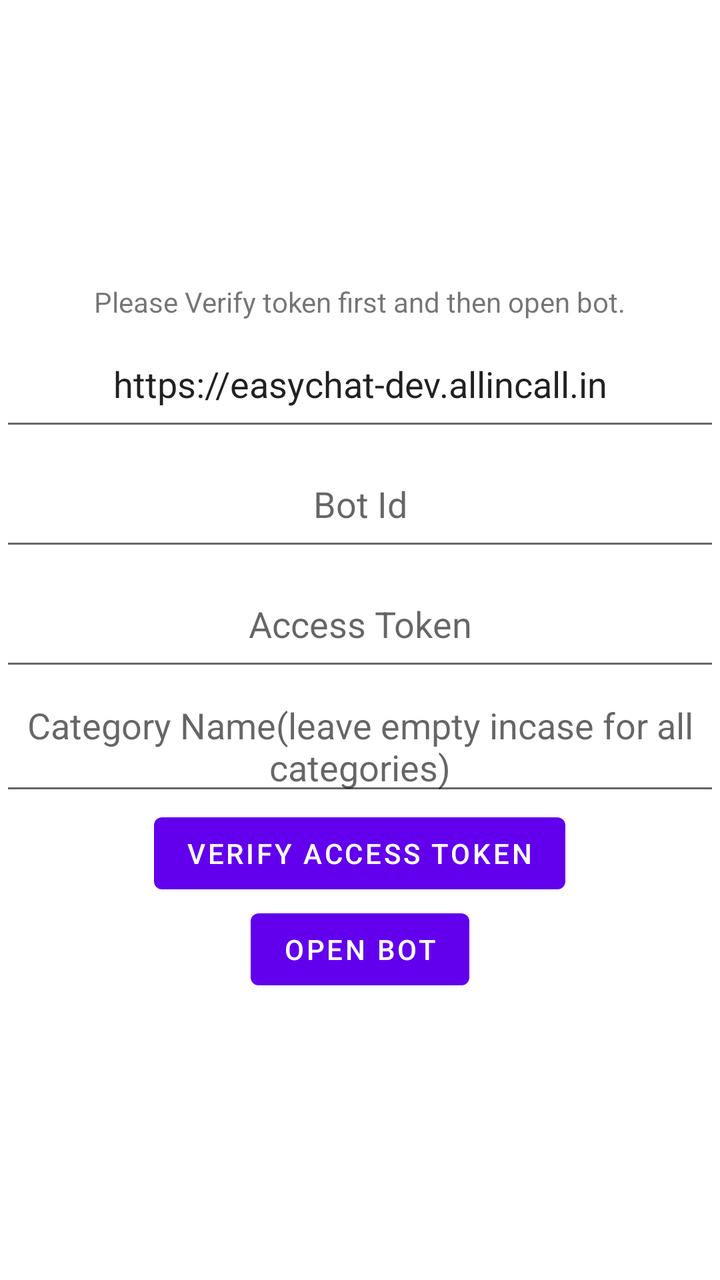
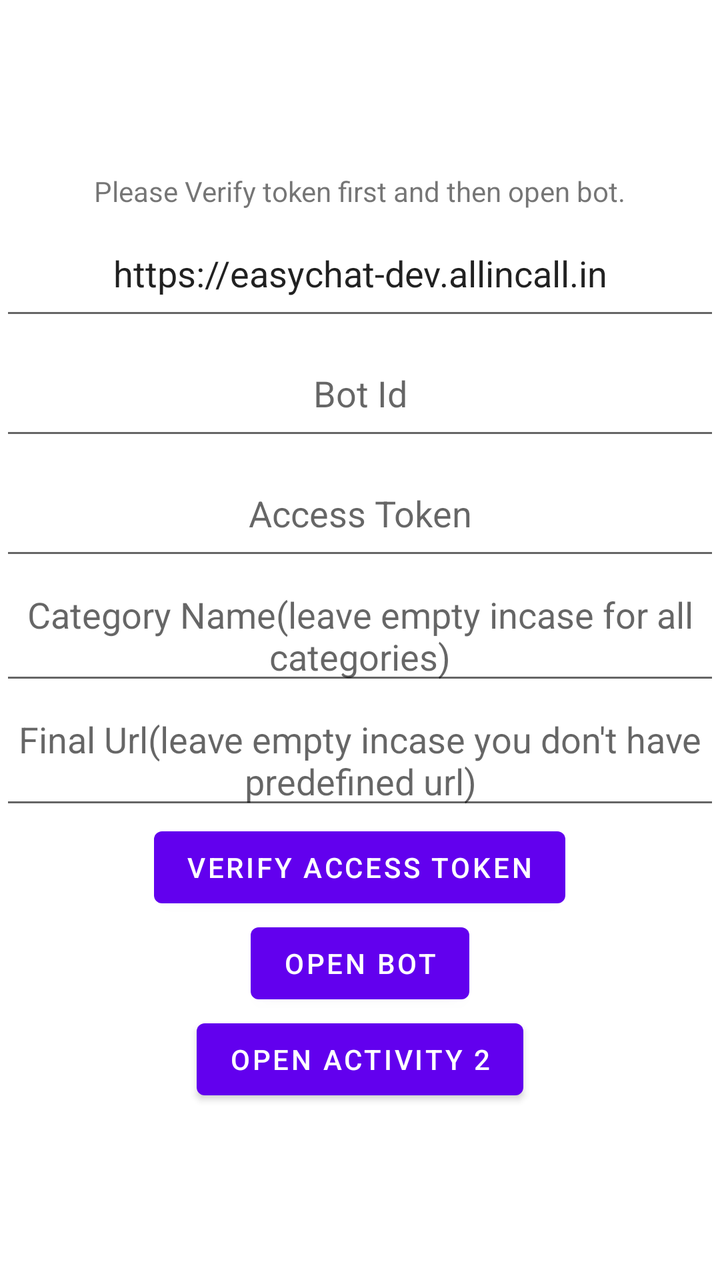

The first picture is an Android layout as it rendered before a commit; the second is the same layout after the commit. The layout source and the unified diff follow.
<!-- AndroidManifest.xml: application theme Theme.EasyChatWebView -->
<!-- res/layout/activity_main.xml -->
<?xml version="1.0" encoding="utf-8"?>
<LinearLayout xmlns:android="http://schemas.android.com/apk/res/android"
    xmlns:app="http://schemas.android.com/apk/res-auto"
    xmlns:tools="http://schemas.android.com/tools"
    android:layout_width="match_parent"
    android:layout_height="match_parent"
    android:gravity="center"
    android:orientation="vertical"
    tools:context=".MainActivity">
    <TextView
        android:layout_width="wrap_content"
        android:layout_height="wrap_content"
        android:text="Please Verify token first and then open bot."/>
    <EditText
        android:layout_width="match_parent"
        android:layout_height="60dp"
        android:text="https://easychat-dev.allincall.in"
        android:gravity="center"
        android:hint="Domain Name"
        android:id="@+id/domain_et"
        />
    <EditText
        android:layout_width="match_parent"
        android:layout_height="60dp"
        android:hint="Bot Id"
        android:inputType="number"
        android:gravity="center"
        android:id="@+id/bot_id_et"
        />

    <EditText
        android:layout_width="match_parent"
        android:layout_height="60dp"
        android:hint="Access Token"
        android:gravity="center"
        android:id="@+id/access_token_et"
        />

    <EditText
        android:layout_width="match_parent"
        android:layout_height="wrap_content"
        android:hint="Category Name(leave empty incase for all categories)"
        android:gravity="center"
        android:id="@+id/category_name_et"
        />

    <Button
        android:layout_width="wrap_content"
        android:layout_height="wrap_content"
        android:text="Verify Access Token"
        android:id="@+id/verify_access_token"
        />

    <Button
        android:layout_width="wrap_content"
        android:layout_height="wrap_content"
        android:text="Open Bot"
        android:id="@+id/open_bot_btn"
       />

    <Button
        android:layout_width="wrap_content"
        android:layout_height="wrap_content"
        android:text="Open Bot"
        android:visibility="gone"
        android:id="@+id/open_test_activity"
        />



</LinearLayout>
<!-- resources referenced by this layout -->
<resources>
  <style name="Theme.EasyChatWebView" parent="Theme.MaterialComponents.DayNight.NoActionBar">
          
          <item name="colorPrimary">@color/purple_500</item>
          <item name="colorPrimaryVariant">@color/purple_700</item>
          <item name="colorOnPrimary">@color/white</item>
          
          <item name="colorSecondary">@color/teal_200</item>
          <item name="colorSecondaryVariant">@color/teal_700</item>
          <item name="colorOnSecondary">@color/black</item>
          
          <item name="android:statusBarColor" tools:targetApi="l">?attr/colorPrimaryVariant</item>
          
      </style>
  <color name="purple_500">#FF6200EE</color>
  <color name="purple_700">#FF3700B3</color>
  <color name="white">#FFFFFFFF</color>
  <color name="teal_200">#FF03DAC5</color>
  <color name="teal_700">#FF018786</color>
  <color name="black">#FF000000</color>
</resources>

<!-- the commit's change to res/layout/activity_main.xml (unified diff, before → after) -->
@@ -44,6 +44,14 @@
         android:id="@+id/category_name_et"
         />
 
+    <EditText
+        android:layout_width="match_parent"
+        android:layout_height="wrap_content"
+        android:hint="Final Url(leave empty incase you don't have predefined url)"
+        android:gravity="center"
+        android:id="@+id/final_url_et"
+        />
+
     <Button
         android:layout_width="wrap_content"
         android:layout_height="wrap_content"
@@ -61,8 +69,8 @@
     <Button
         android:layout_width="wrap_content"
         android:layout_height="wrap_content"
-        android:text="Open Bot"
-        android:visibility="gone"
+        android:text="Open Activity 2"
+        android:visibility="visible"
         android:id="@+id/open_test_activity"
         />
 
